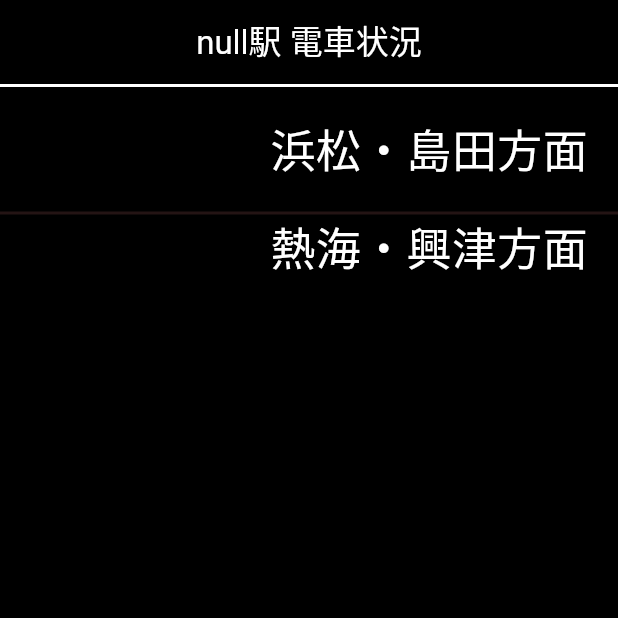
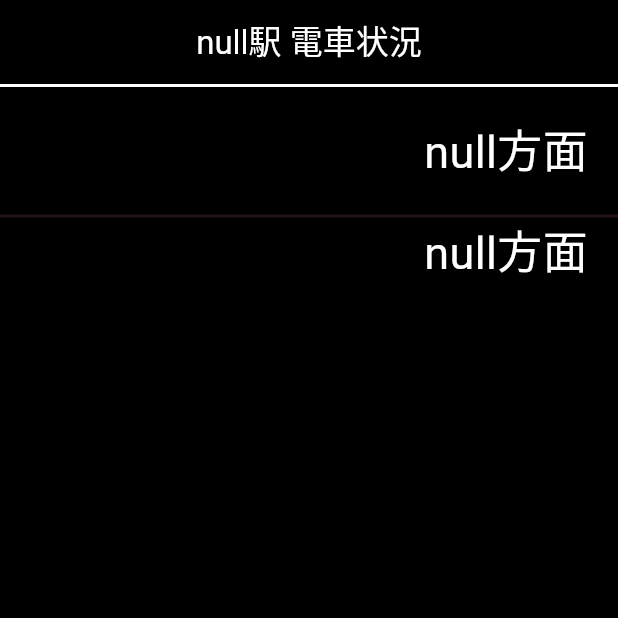
Before and after one commit to mumeinosato/timetable, a Flutter app: the screen it shows after launch, on a phone screen of 412 x 824 dp, the top half of it. Run offline on Flutter 3.47's test engine with Material 3 defaults, Android fonts, the phone set to English and light mode, and no system bars; our stand-ins replace flutter_dotenv, socket_io_client; network calls fail.

Commit message:
Refactor main.dart to use environment variables for displaying train directions

```diff
--- a/lib/main.dart
+++ b/lib/main.dart
@@ -84,13 +84,13 @@ class _MyHomePageState extends State<MyHomePage> {
           color: Colors.white,
         ),
         const SizedBox(height: 20),
-        const Align(
+         Align(
             alignment: Alignment.centerRight,
             child: Padding(
-              padding: EdgeInsets.only(right: 20),
+              padding: const EdgeInsets.only(right: 20),
               child: Text(
-                '浜松・島田方面',
-                style: TextStyle(color: Colors.white, fontSize: 30),
+                '${dotenv.env['DOWN']}方面',
+                style: const TextStyle(color: Colors.white, fontSize: 30),
                 textAlign: TextAlign.right,
               ),
             )),
@@ -104,13 +104,13 @@ class _MyHomePageState extends State<MyHomePage> {
           height: 2.0,
           color: const Color.fromARGB(255, 36, 20, 20),
         ),
-        const Align(
+        Align(
             alignment: Alignment.centerRight,
             child: Padding(
-              padding: EdgeInsets.only(right: 20),
+              padding: const EdgeInsets.only(right: 20),
               child: Text(
-                '熱海・興津方面',
-                style: TextStyle(color: Colors.white, fontSize: 30),
+                '${dotenv.env['UP']}方面',
+                style: const TextStyle(color: Colors.white, fontSize: 30),
                 textAlign: TextAlign.right,
               ),
             )),
```
